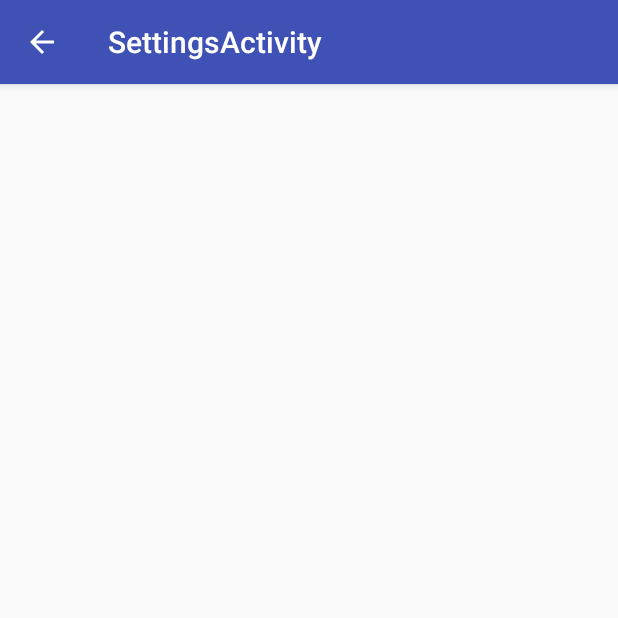
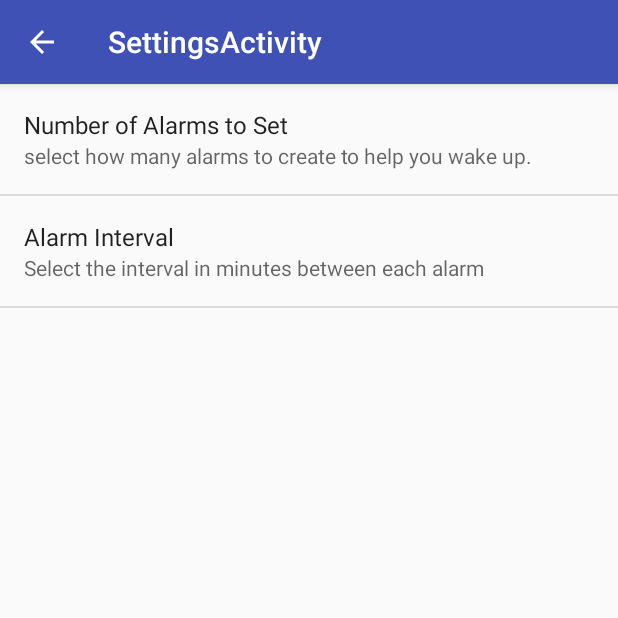
Before and after one commit to TomStanley95/CP3406UtilityApp, an Android app: the screen it shows after launch (SettingsActivity), after a tap on "Settings", on a phone screen of 412 x 824 dp, the top half of it. Run offline under Robolectric (Android 15) with nearby library versions, the phone set to English and light mode, and no system bars.

Commit message:
Done some work on preferences

```diff
--- a/app/src/main/java/com/example/admin/smartclock/MainActivity.java
+++ b/app/src/main/java/com/example/admin/smartclock/MainActivity.java
@@ -2,6 +2,7 @@ package com.example.admin.smartclock;
 
 import android.content.Intent;
 import android.os.Bundle;
+import android.preference.PreferenceManager;
 import android.support.v7.app.AppCompatActivity;
 import android.support.v7.widget.Toolbar;
 import android.view.Menu;
@@ -15,6 +16,7 @@ public class MainActivity extends AppCompatActivity {
         setContentView(R.layout.activity_main);
         Toolbar toolbar = (Toolbar) findViewById(R.id.toolbar);
         setSupportActionBar(toolbar);
+        PreferenceManager.setDefaultValues(this, R.xml.preferences,false);
 
 
     }
--- a/app/src/main/java/com/example/admin/smartclock/SettingsActivityFragment.java
+++ b/app/src/main/java/com/example/admin/smartclock/SettingsActivityFragment.java
@@ -1,5 +1,7 @@
 package com.example.admin.smartclock;
 
+import android.preference.PreferenceFragment;
+import android.support.annotation.Nullable;
 import android.support.v4.app.Fragment;
 import android.os.Bundle;
 import android.view.LayoutInflater;
@@ -9,14 +11,14 @@ import android.view.ViewGroup;
 /**
  * A placeholder fragment containing a simple view.
  */
-public class SettingsActivityFragment extends Fragment {
+public class SettingsActivityFragment extends PreferenceFragment {
 
     public SettingsActivityFragment() {
     }
 
     @Override
-    public View onCreateView(LayoutInflater inflater, ViewGroup container,
-                             Bundle savedInstanceState) {
-        return inflater.inflate(R.layout.fragment_settings, container, false);
+    public void onCreate(@Nullable Bundle savedInstanceState){
+        super.onCreate(savedInstanceState);
+        addPreferencesFromResource(R.xml.preferences);
     }
 }
--- a/app/src/main/res/layout/fragment_main.xml
+++ b/app/src/main/res/layout/fragment_main.xml
@@ -16,4 +16,11 @@
         app:layout_constraintRight_toRightOf="parent"
         app:layout_constraintTop_toTopOf="parent" />
 
+    <TimePicker
+        android:id="@+id/timePicker"
+        android:layout_width="wrap_content"
+        android:layout_height="wrap_content"
+        tools:layout_editor_absoluteX="0dp"
+        tools:layout_editor_absoluteY="0dp" />
+
 </android.support.constraint.ConstraintLayout>
--- /dev/null
+++ b/app/src/main/res/values/arrays.xml
@@ -0,0 +1,11 @@
+<?xml version="1.0" encoding="utf-8"?>
+<resources>
+    <string-array name="number_of_alarms">
+        <item>1</item>
+        <item>2</item>
+        <item>4</item>
+        <item>6</item>
+        <item>8</item>
+        <item>10</item>
+    </string-array>
+</resources>
--- a/app/src/main/res/values/strings.xml
+++ b/app/src/main/res/values/strings.xml
@@ -1,5 +1,7 @@
 <resources>
-    <string name="app_name">SmartClock</string>
+    <string name="app_name">SmartAlarm</string>
     <string name="action_settings">Settings</string>
     <string name="title_activity_settings">SettingsActivity</string>
+    <string name="number_of_alarms_summary">select how many alarms to create to help you wake up.</string>
+    <string name="alarm_interval_summary">Select the interval in minutes between each alarm</string>
 </resources>
--- /dev/null
+++ b/app/src/main/res/xml/preferences.xml
@@ -0,0 +1,19 @@
+<?xml version="1.0" encoding="utf-8"?>
+<PreferenceScreen xmlns:android="http://schemas.android.com/apk/res/android">
+
+    <ListPreference
+        android:defaultValue="1"
+        android:entries="@array/number_of_alarms"
+        android:entryValues="@array/number_of_alarms"
+        android:key="list_preference_1"
+        android:summary="@string/number_of_alarms_summary"
+        android:title="Number of Alarms to Set" />
+    <EditTextPreference
+        android:defaultValue="10"
+        android:inputType="number"
+        android:key="alarm_interval_preference"
+        android:selectAllOnFocus="true"
+        android:singleLine="true"
+        android:summary="@string/alarm_interval_summary"
+        android:title="Alarm Interval" />
+</PreferenceScreen>
```
